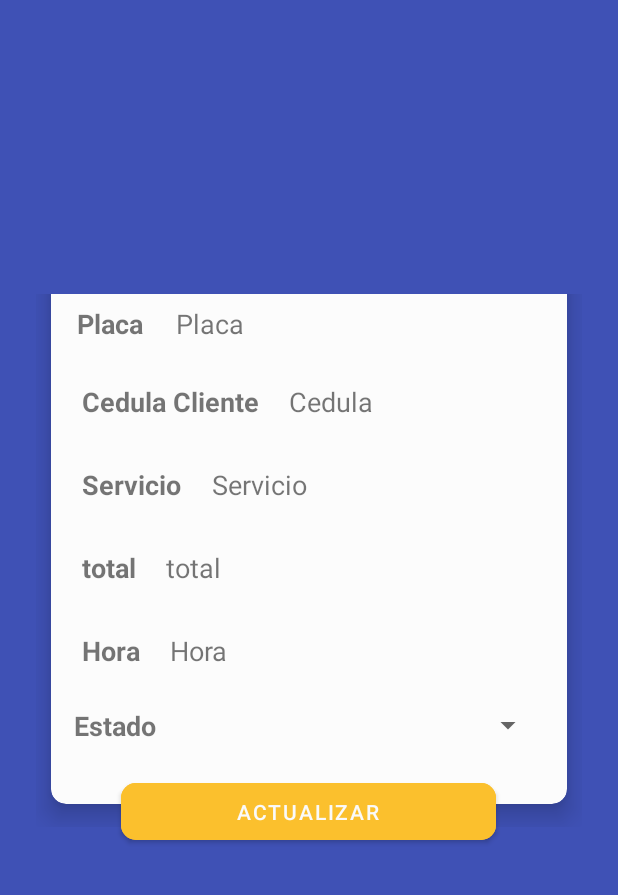
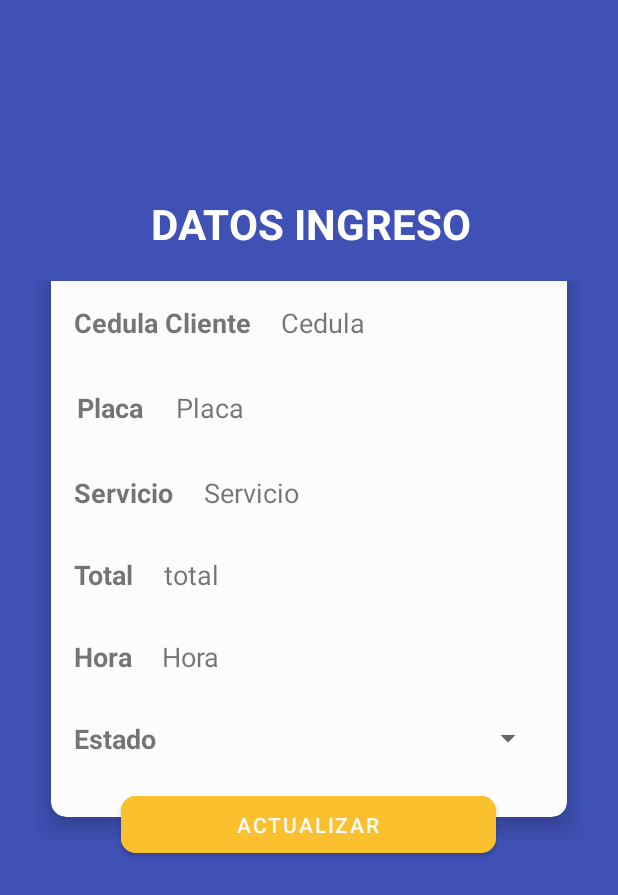
Before and after one commit to nat-reyes/La-morena-master, an Android app: the layout activity_modificar_ingreso.xml on its own in the app's theme, with its tools: preview values and no code run, on a phone screen of 412 x 824 dp. Shown: the top 895 px of the screen. Run offline under Robolectric (Android 15) with nearby library versions, the phone set to English and light mode, and no system bars; plain views replace MaterialSpinner.

Commit message:
Ultimo commit

```diff
--- a/app/src/main/java/com/example/lamorena/Activities/IngresoVehiculo.java
+++ b/app/src/main/java/com/example/lamorena/Activities/IngresoVehiculo.java
@@ -26,6 +26,7 @@ public class IngresoVehiculo extends AppCompatActivity {
         setContentView(R.layout.activity_content_ingreso);
         ActionBar actionBar = getSupportActionBar();
         actionBar.hide();
+
         initViews();
         initActions();
 
--- a/app/src/main/java/com/example/lamorena/crud/listIngresos.java
+++ b/app/src/main/java/com/example/lamorena/crud/listIngresos.java
@@ -50,7 +50,7 @@ public class listIngresos extends AppCompatActivity {
         mData = new ArrayList<>();
         setContentView(R.layout.list_frag_ingreso);
         ActionBar actionBar = getSupportActionBar();
-        //actionBar.setTitle("Listado");
+        actionBar.setTitle("Listado");
         FirebaseAuth mAuth = FirebaseAuth.getInstance();
         db = FirebaseFirestore.getInstance();
         Intent intent = getIntent();
--- a/app/src/main/res/layout/activity_modificar_ingreso.xml
+++ b/app/src/main/res/layout/activity_modificar_ingreso.xml
@@ -7,6 +7,22 @@
     android:background="@color/primaryColor"
     android:gravity="center"
     tools:context="com.example.lamorena.crud.registrarIngreso">
+
+
+        <TextView
+            android:layout_width="wrap_content"
+            android:layout_height="wrap_content"
+            android:layout_marginTop="-95dp"
+            android:layout_marginLeft="100dp"
+            android:text="DATOS INGRESO"
+            android:textAlignment="center"
+            android:textAppearance="@style/ThemeOverlay.AppCompat.Dark.ActionBar"
+            android:textColor="@color/primaryTextColor"
+            android:textSize="28dp"
+            android:textStyle="bold" />
+
+
+
 
     <LinearLayout
         android:layout_width="match_parent"
@@ -22,6 +38,10 @@
             android:layout_height="wrap_content"
             android:layout_marginTop="-50dp"
             android:orientation="vertical">
+
+
+
+
 
             <RelativeLayout
                 android:layout_width="match_parent"
@@ -49,11 +69,37 @@
                         android:orientation="vertical"
                         android:gravity="center_horizontal">
 
+
+
                         <LinearLayout
                             android:layout_width="match_parent"
                             android:layout_height="wrap_content"
-                            android:orientation="horizontal"
-                            android:gravity="clip_horizontal">
+                            android:layout_marginTop="10dp"
+                            >
+
+                            <TextView
+                                android:layout_width="wrap_content"
+                                android:layout_height="wrap_content"
+                                android:layout_margin="10dp"
+                                android:text="Cedula Cliente"
+                                android:textSize="18dp"
+                                android:textStyle="bold" />
+
+                            <TextView
+                                android:id="@+id/mod_cedula"
+                                android:layout_width="wrap_content"
+                                android:layout_height="wrap_content"
+                                android:layout_gravity="center"
+                                android:layout_margin="10dp"
+                                android:text="Cedula"
+                                android:textSize="18dp" />
+                        </LinearLayout>
+
+                        <LinearLayout
+                            android:layout_width="match_parent"
+                            android:layout_height="wrap_content"
+                            android:layout_marginTop="10dp"
+                            >
 
                             <TextView
                                 android:layout_width="wrap_content"
@@ -75,34 +121,10 @@
                         </LinearLayout>
 
                         <LinearLayout
-                            android:layout_width="match_parent"
-                            android:layout_height="wrap_content"
-                            android:layout_margin="5dp"
-                            android:gravity="clip_horizontal">
-
-                            <TextView
-                                android:layout_width="wrap_content"
-                                android:layout_height="wrap_content"
-                                android:layout_margin="10dp"
-                                android:text="Cedula Cliente"
-                                android:textSize="18dp"
-                                android:textStyle="bold" />
-
-                            <TextView
-                                android:id="@+id/mod_cedula"
-                                android:layout_width="wrap_content"
-                                android:layout_height="wrap_content"
-                                android:layout_gravity="center"
-                                android:layout_margin="10dp"
-                                android:text="Cedula"
-                                android:textSize="18dp" />
-                        </LinearLayout>
-
-                        <LinearLayout
                             style="@style/Widget.MaterialComponents.TextInputLayout.OutlinedBox"
                             android:layout_width="match_parent"
                             android:layout_height="wrap_content"
-                            android:layout_margin="5dp"
+                            android:layout_marginTop="10dp"
                             android:gravity="clip_horizontal">
 
                             <TextView
@@ -128,7 +150,7 @@
                             style="@style/Widget.MaterialComponents.TextInputLayout.OutlinedBox"
                             android:layout_width="match_parent"
                             android:layout_height="wrap_content"
-                            android:layout_margin="5dp"
+                            android:layout_marginTop="10dp"
                             android:gravity="clip_horizontal">
 
                             <TextView
@@ -136,7 +158,7 @@
                                 android:layout_height="wrap_content"
                                 android:layout_gravity="center"
                                 android:layout_margin="10dp"
-                                android:text="total"
+                                android:text="Total"
                                 android:textSize="18dp"
                                 android:textStyle="bold" />
 
@@ -153,7 +175,7 @@
                             style="@style/Widget.MaterialComponents.TextInputLayout.OutlinedBox"
                             android:layout_width="match_parent"
                             android:layout_height="wrap_content"
-                            android:layout_margin="5dp"
+                            android:layout_marginTop="10dp"
                             android:gravity="clip_horizontal">
 
                             <TextView
@@ -177,6 +199,8 @@
                         <LinearLayout
                             android:layout_width="match_parent"
                             android:layout_height="wrap_content"
+                            android:layout_marginTop="10dp"
+
                             android:gravity="clip_horizontal">
 
                             <TextView
--- a/app/src/main/res/layout/activity_profile_info.xml
+++ b/app/src/main/res/layout/activity_profile_info.xml
@@ -52,7 +52,10 @@
 
     </com.google.android.material.appbar.AppBarLayout>
 
-    <include layout="@layout/content_profile_info" />
+    <include
+        android:id="@+id/include"
+        layout="@layout/content_profile_info"
+        app:layout_anchorGravity="top|center" />
 
 
     <com.google.android.material.floatingactionbutton.FloatingActionButton
--- a/app/src/main/res/layout/content_profile_info.xml
+++ b/app/src/main/res/layout/content_profile_info.xml
@@ -226,10 +226,11 @@
             </TableRow>
                 <com.google.android.material.button.MaterialButton
                     android:id="@+id/btn_login"
-                    android:layout_width="match_parent"
+                    android:layout_width="10dp"
                     android:layout_height="match_parent"
                     android:layout_below="@id/cv_one_login"
                     android:layout_centerHorizontal="true"
+                    android:layout_marginTop="30dp"
                     android:layout_gravity="center"
                     style="@style/SmallComponent"
                     app:cornerRadius="10dp"
```
Also changed, not shown: app/src/main/res/layout/fragment_cardview_ingresos.xml (+6 -4 lines), 2 other files.
